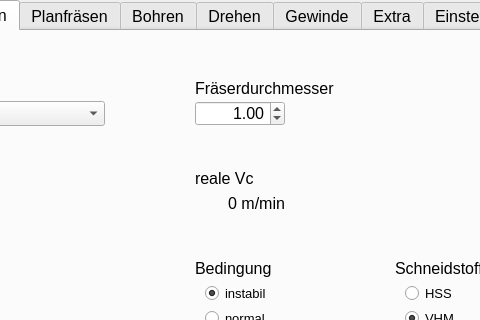
First picture: the form in mainwindow.ui, repository EinRainerZufall/SpaeneRechner, before the edit; both pictures show x 257 to 737 and y 0 to 320 of the 1000 by 700 pixel window.
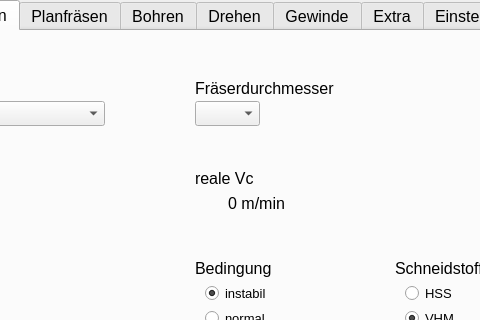
Second picture: the form after the edit. The open tabs and pages were chosen to show the change. Icons and pictures are not drawn.

What changed in the file:
```diff
--- a/mainwindow.ui
+++ b/mainwindow.ui
@@ -1896,28 +1896,6 @@
        <number>1</number>
       </property>
      </widget>
-     <widget class="QDoubleSpinBox" name="FraeserdurchmesserAuswahlNut">
-      <property name="geometry">
-       <rect>
-        <x>450</x>
-        <y>70</y>
-        <width>90</width>
-        <height>25</height>
-       </rect>
-      </property>
-      <property name="alignment">
-       <set>Qt::AlignRight|Qt::AlignTrailing|Qt::AlignVCenter</set>
-      </property>
-      <property name="minimum">
-       <double>0.010000000000000</double>
-      </property>
-      <property name="maximum">
-       <double>160.990000000000009</double>
-      </property>
-      <property name="value">
-       <double>1.000000000000000</double>
-      </property>
-     </widget>
      <widget class="QLabel" name="label_44">
       <property name="geometry">
        <rect>
@@ -2080,6 +2058,16 @@
        <string>%v</string>
       </property>
      </widget>
+     <widget class="QComboBox" name="FraeserDurchmesserAuswahlNut">
+      <property name="geometry">
+       <rect>
+        <x>450</x>
+        <y>70</y>
+        <width>65</width>
+        <height>25</height>
+       </rect>
+      </property>
+     </widget>
     </widget>
     <widget class="QWidget" name="tab_planfraesen">
      <attribute name="title">
```
Left out of the diff: 2 changed lines with no effect on the pictures.
